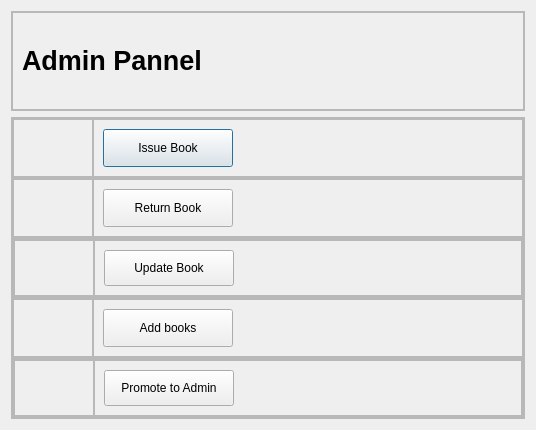
First picture: the form in adminpannel.ui, repository aavashlamichhane/LibMan, before the edit.
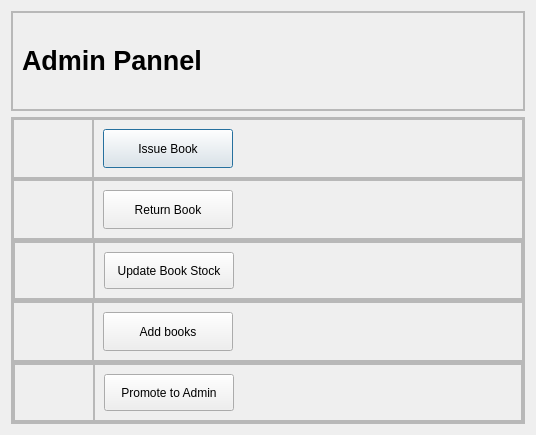
Second picture: the form after the edit. Icons and pictures are not drawn.

Commit message: added promote and completed return book

```diff
--- a/adminpannel.ui
+++ b/adminpannel.ui
@@ -7,7 +7,7 @@
     <x>0</x>
     <y>0</y>
     <width>536</width>
-    <height>430</height>
+    <height>435</height>
    </rect>
   </property>
   <property name="windowTitle">
@@ -410,7 +410,7 @@
                   </size>
                  </property>
                  <property name="text">
-                  <string>Update Book</string>
+                  <string>Update Book Stock</string>
                  </property>
                 </widget>
                </item>
```
The commit also changes 8 other files.
